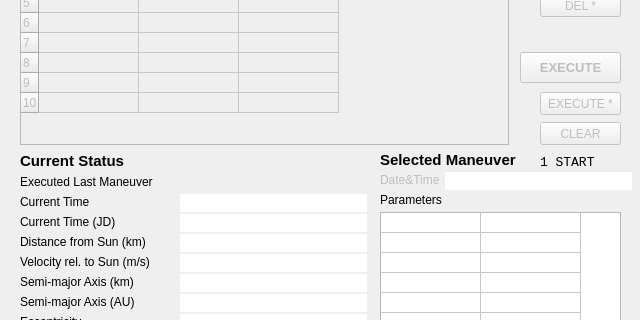
Before: the Qt Designer form source/ui/mainwindow.ui in whiskie14142/SolarSystemVoyager, drawn with Qt 5; both pictures show x 0 to 640 and y 195 to 515 of the 640 by 700 pixel window.
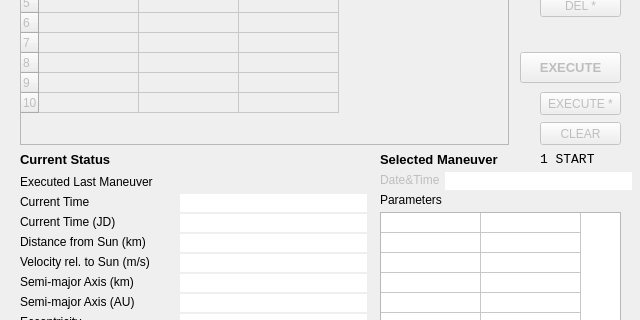
After: the same form once the commit is applied.

```diff
--- a/source/ui/mainwindow.ui
+++ b/source/ui/mainwindow.ui
@@ -667,14 +667,14 @@
     <property name="geometry">
      <rect>
       <x>20</x>
-      <y>329</y>
+      <y>327</y>
       <width>131</width>
       <height>16</height>
      </rect>
     </property>
     <property name="font">
      <font>
-      <pointsize>11</pointsize>
+      <pointsize>10</pointsize>
       <weight>75</weight>
       <bold>true</bold>
      </font>
@@ -687,14 +687,14 @@
     <property name="geometry">
      <rect>
       <x>380</x>
-      <y>328</y>
+      <y>327</y>
       <width>151</width>
       <height>16</height>
      </rect>
     </property>
     <property name="font">
      <font>
-      <pointsize>11</pointsize>
+      <pointsize>10</pointsize>
       <weight>75</weight>
       <bold>true</bold>
      </font>
@@ -809,7 +809,7 @@
     <property name="geometry">
      <rect>
       <x>540</x>
-      <y>330</y>
+      <y>327</y>
       <width>91</width>
       <height>16</height>
      </rect>
```
Left out of the diff: 2 changed lines with no effect on the pictures.
